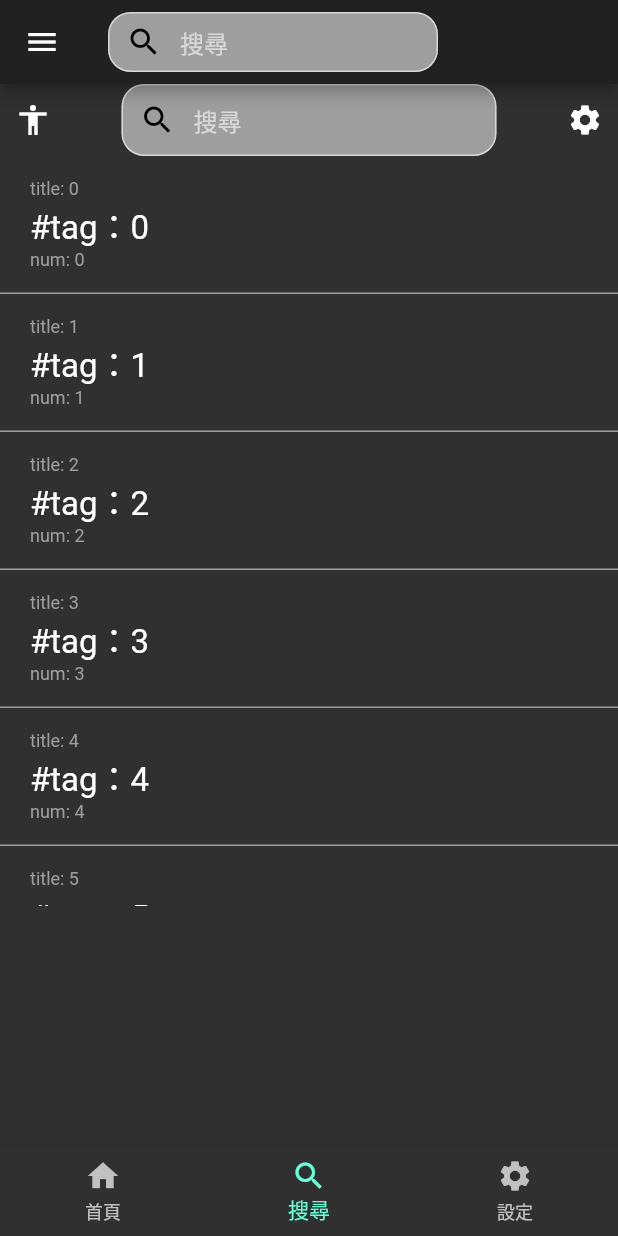
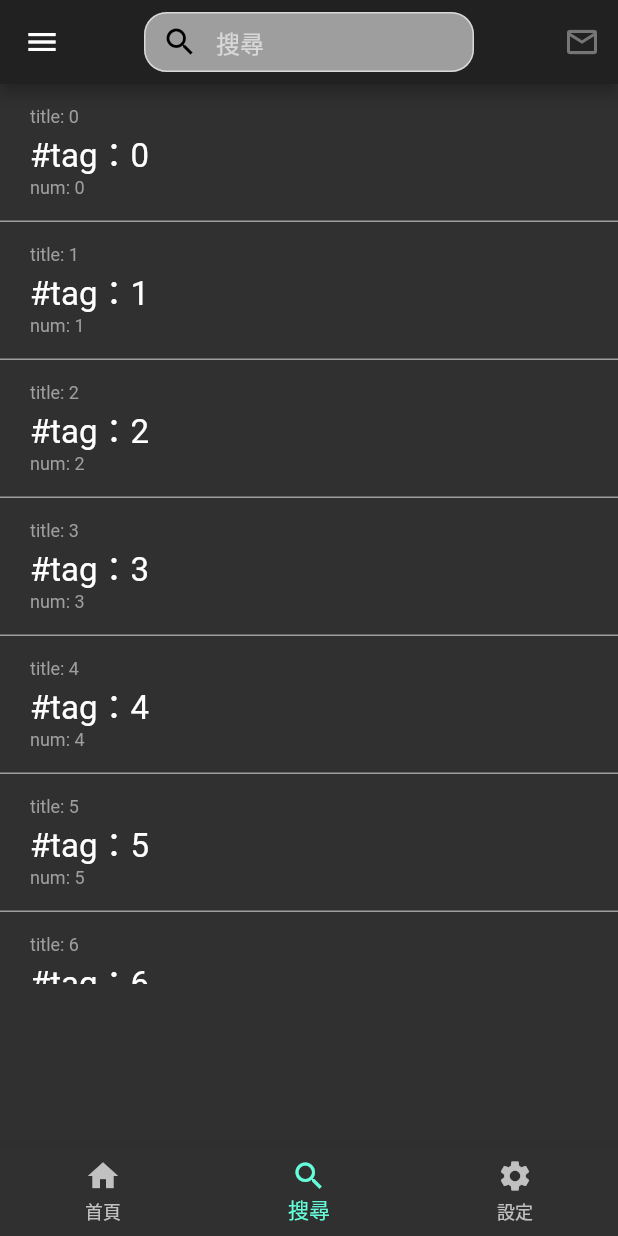
Before and after one commit to m0425873225/flutter-test, a Flutter app: the screen it shows after launch, item 2 of the bottom bar chosen, on a phone screen of 412 x 824 dp. Run offline on Flutter 3.47's test engine with Material 2 defaults, Android fonts, the phone set to English and light mode, and no system bars; network calls fail.

Commit message:
COMMIT - 0307 - 2

```diff
--- a/NMSL/lib/App.dart
+++ b/NMSL/lib/App.dart
@@ -22,7 +22,7 @@ class AppPage extends StatefulWidget {
 class _AppState extends State<AppPage> {
   int _currentIndex = 0;
   final List<Widget> _children = [Home(), Search(),Setting()];
-  final List<Widget> _AppBar = [HomeBar(),SearchBar()];
+  final List<Widget> _AppBar = [HomeBar(),SearchBar(),SettingsBar()];
   void onTabTapped(int index) {
     setState(() {
       _currentIndex = index;
@@ -35,9 +35,15 @@ class _AppState extends State<AppPage> {
   Widget build(BuildContext context) {
     return Scaffold(
       appBar: AppBar(
+        centerTitle: true,
         title: Container(
           child:_AppBar[_currentIndex]
         ),
+        actions: [
+          IconButton(
+            icon: Icon(Icons.mail_outline),
+          )
+        ],
       ),
       body: _children[_currentIndex],
       bottomNavigationBar: BottomNavigationBar(
--- a/NMSL/lib/home.dart
+++ b/NMSL/lib/home.dart
@@ -1,23 +1,19 @@
 import 'package:flutter/material.dart';
 
-class HomeBar extends StatefulWidget{
+class HomeBar extends StatelessWidget {
   @override
-  _HomeBarState createState()=>_HomeBarState();
-}
-class _HomeBarState extends State<HomeBar>{
-  @override
-  Widget build(BuildContext context){
+  Widget build(BuildContext context) {
     return Container(
       child: Row(
         mainAxisAlignment: MainAxisAlignment.spaceEvenly,
         children: [
           Text('首頁'),
-          Icon(Icons.mail_outline),
         ],
       ),
     );
   }
 }
+
 
 class Home extends StatefulWidget {
   @override
--- a/NMSL/lib/search.dart
+++ b/NMSL/lib/search.dart
@@ -65,40 +65,7 @@ class _SearchPage extends State<Search>{
         child: Center(
             child: Column(
               children: [
-                Row(
-                  mainAxisAlignment: MainAxisAlignment.spaceBetween,
-                  mainAxisSize: MainAxisSize.max,
-                  children: <Widget>[
-                    Padding(
-                      padding: const EdgeInsets.only(left: 10),
-                      child: Icon(Icons.accessibility),
-                    ),
-                    Container(
-                      width: 250,
-                      child: TextField(
-                        autofocus: false,
-                        decoration: InputDecoration(
-                            fillColor: Colors.grey,
-                            filled: true,
-                            contentPadding: EdgeInsets.all(10.0),
-                            border: OutlineInputBorder(
-                                borderRadius: BorderRadius.circular(15.0),
-                                borderSide: BorderSide(
-                                    color: Colors.black,
-                                    width: 3.0,
-                                    style: BorderStyle.solid)),
-                            hintText: "搜尋",
-                            prefixIcon: Icon(Icons.search, color: Colors.black)),
-                      ),
-                    ),
-                    Padding(
-                      padding: const EdgeInsets.only(right: 10),
-                      child: Icon(Icons.settings),
-                    ),
-                  ],
-                ),
                 Container(
-                  /*padding:EdgeInsets.symmetric(vertical: 20.0, horizontal: 40),*/
                   child: _TESTLIST(listItems),
                 ),
               ],
@@ -109,7 +76,7 @@ class _SearchPage extends State<Search>{
     final width = size.width;
     final height = size.height;
     return Container(
-      height: 500,
+      height: 600,
       child: ListView.builder(
           itemCount: listItems.length,
           itemBuilder: (context, index) {
--- a/NMSL/lib/setting.dart
+++ b/NMSL/lib/setting.dart
@@ -1,4 +1,18 @@
 import 'package:flutter/material.dart';
+
+class SettingsBar extends StatelessWidget {
+  @override
+  Widget build(BuildContext context) {
+    return Container(
+      child: Row(
+        mainAxisAlignment: MainAxisAlignment.spaceEvenly,
+        children: [
+          Text('設定'),
+        ],
+      ),
+    );
+  }
+}
 
 class Setting extends StatefulWidget {
   @override
```
